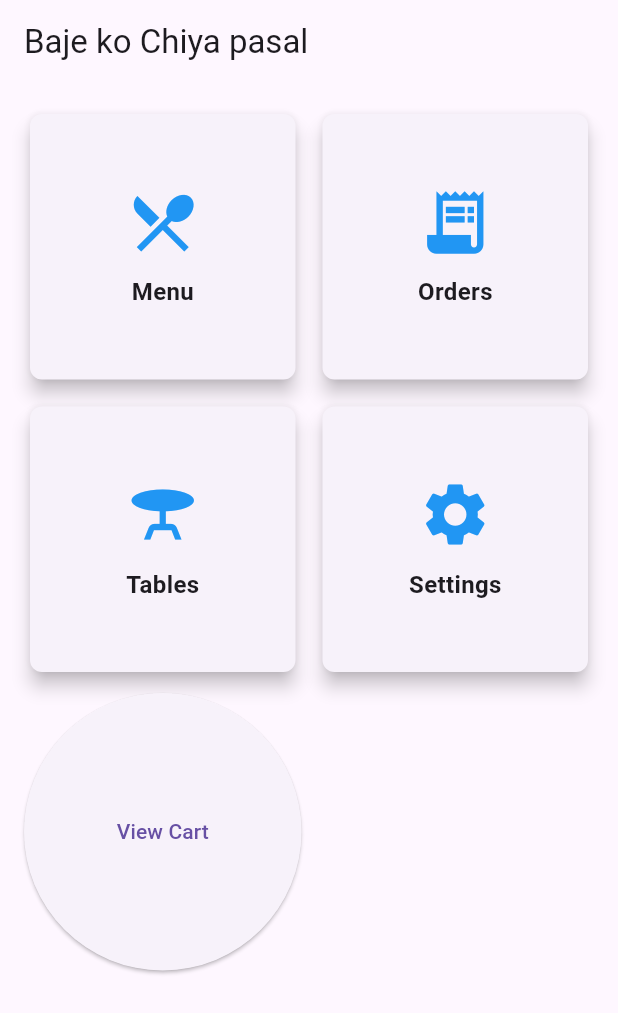
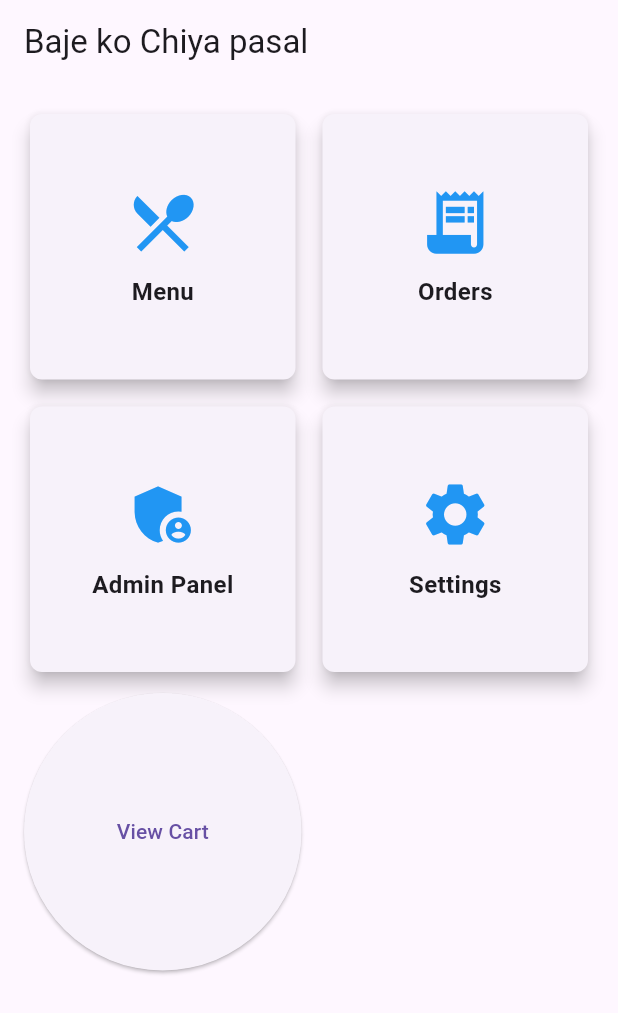
Before and after one commit to SamratGhimiree/menu, a Flutter app: the screen it shows after launch, on a phone screen of 412 x 824 dp. Shown: the top 1013 px of the screen. Run offline on Flutter 3.47's test engine with Material 3 defaults, Android fonts, the phone set to English and light mode, and no system bars.

Commit message:
working on admin panel

```diff
--- a/lib/main.dart
+++ b/lib/main.dart
@@ -1,4 +1,5 @@
 import 'package:flutter/material.dart';
+import 'package:menu/Admin%20Panel.dart';
 import 'cart_page.dart';
 import 'menu.dart';  // Import the menu.dart file
 import 'cart.dart';
@@ -51,13 +52,12 @@ class HomeScreen extends StatelessWidget {
             },
           ),
           HomeIcon(
-            icon: Icons.table_bar,
-            label: 'Tables',
+            icon: Icons.admin_panel_settings,
+            label: 'Admin Panel',
             onTap: () {
-              // Navigate to Tables screen (replace with your screen)
-              ScaffoldMessenger.of(context).showSnackBar(
-                SnackBar(content: Text('Tables screen coming soon!')),
-              );
+            Navigator.push(context,
+            MaterialPageRoute(builder: (context)=>AdminPanel()),
+            );
             },
           ),
           HomeIcon(
```
Also changed, not shown: lib/Admin Panel.dart (added, +21 -0 lines).
